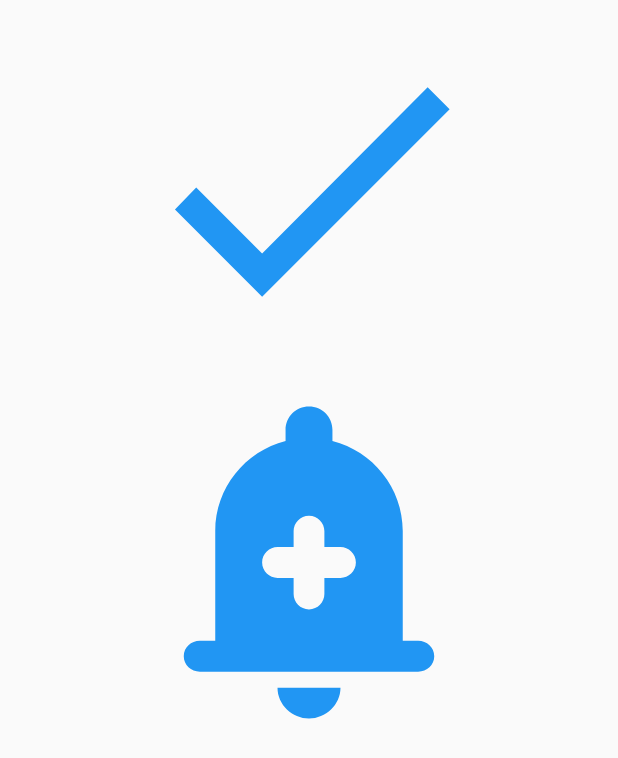
After one commit to tranduclinh2067/flutter--flutter-learning, a Flutter app: the ICONS screen opened directly, on a phone screen of 412 x 824 dp. The commit adds this screen. Shown: the top 758 px of the screen. Run offline on Flutter 3.47's test engine with Material 2 defaults, Android fonts, the phone set to English and light mode, and no system bars.

Commit message:
learing BUtton and Icons

```diff
--- a/lib/main.dart
+++ b/lib/main.dart
@@ -1,5 +1,8 @@
 import 'package:flutter/material.dart';
+import 'package:learn_flutter_ninja_youtube/seri_learning/Buttons.dart';
 import 'package:learn_flutter_ninja_youtube/seri_learning/ColoursFonts.dart';
+import 'package:learn_flutter_ninja_youtube/seri_learning/Icons.dart';
+import 'package:learn_flutter_ninja_youtube/seri_learning/ImagesAssetsNetwork.dart';
 
 void main() {
   runApp(MyApp());
@@ -10,7 +13,7 @@ class MyApp extends StatelessWidget {
   Widget build(BuildContext context) {
     return MaterialApp(
       debugShowCheckedModeBanner: false,
-      home: ColoursFonts(),
+      home: BUTTONS(),
     );
   }
 }
--- /dev/null
+++ b/lib/seri_learning/Icons.dart
@@ -0,0 +1,33 @@
+import 'package:flutter/material.dart';
+
+class ICONS extends StatefulWidget {
+  const ICONS({ Key? key }) : super(key: key);
+
+  @override
+  ICONSState createState() => ICONSState();
+}
+
+class ICONSState extends State<ICONS> {
+  @override
+  Widget build(BuildContext context) {
+    return Scaffold(
+      body: Center(
+        child: Column(
+          children: [
+            Icon(
+              Icons.done,
+              color: Colors.blue,
+              size: 250,
+            ),
+            Icon(
+              Icons.add_alert_rounded,
+              color: Colors.blue,
+              size: 250,
+            ),
+          ],
+        )
+
+      )
+    );
+  }
+}
```
Also changed, not shown: lib/seri_learning/Buttons.dart (added, +26 -0 lines), lib/seri_learning/ImagesAssetsNetwork.dart (added, +25 -0 lines).
